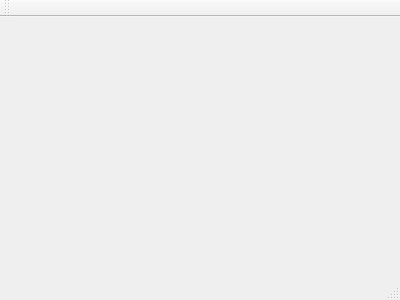
Above: mainwindow.ui from megakoko/discogs-tagger before the change. Below: the same form after it.
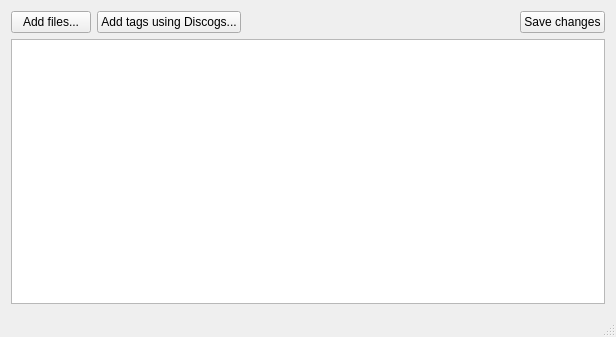
That is the form after the change.

```diff
--- a/mainwindow.ui
+++ b/mainwindow.ui
@@ -1,24 +1,75 @@
 <ui version="4.0">
  <class>MainWindow</class>
- <widget class="QMainWindow" name="MainWindow" >
-  <property name="geometry" >
+ <widget class="QMainWindow" name="MainWindow">
+  <property name="geometry">
    <rect>
     <x>0</x>
     <y>0</y>
-    <width>400</width>
-    <height>300</height>
+    <width>616</width>
+    <height>337</height>
    </rect>
   </property>
   <property name="windowTitle" >
    <string>MainWindow</string>
   </property>
-  <widget class="QMenuBar" name="menuBar" />
-  <widget class="QToolBar" name="mainToolBar" />
-  <widget class="QWidget" name="centralWidget" />
-  <widget class="QStatusBar" name="statusBar" />
+  <widget class="QWidget" name="centralWidget">
+   <layout class="QVBoxLayout" name="verticalLayout">
+    <item>
+     <layout class="QHBoxLayout" name="horizontalLayout">
+      <item>
+       <widget class="QPushButton" name="m_addFiles">
+        <property name="text">
+         <string>Add files...</string>
+        </property>
+       </widget>
+      </item>
+      <item>
+       <widget class="QPushButton" name="m_addDiscogsTags">
+        <property name="text">
+         <string>Add tags using Discogs...</string>
+        </property>
+       </widget>
+      </item>
+      <item>
+       <spacer name="horizontalSpacer">
+        <property name="orientation">
+         <enum>Qt::Horizontal</enum>
+        </property>
+        <property name="sizeHint" stdset="0">
+         <size>
+          <width>40</width>
+          <height>20</height>
+         </size>
+        </property>
+       </spacer>
+      </item>
+      <item>
+       <widget class="QPushButton" name="m_save">
+        <property name="text">
+         <string>Save changes</string>
+        </property>
+       </widget>
+      </item>
+     </layout>
+    </item>
+    <item>
+     <widget class="QTableView" name="m_mainTable"/>
+    </item>
+   </layout>
+  </widget>
+  <widget class="QMenuBar" name="menuBar">
+   <property name="geometry">
+    <rect>
+     <x>0</x>
+     <y>0</y>
+     <width>616</width>
+     <height>26</height>
+    </rect>
+   </property>
+  </widget>
+  <widget class="QStatusBar" name="statusBar"/>
  </widget>
- <layoutDefault spacing="6" margin="11" />
- <pixmapfunction></pixmapfunction>
+ <layoutdefault spacing="6" margin="11"/>
  <resources/>
  <connections/>
 </ui>
```
Left out of the diff: 3 changed lines with no effect on the pictures.
